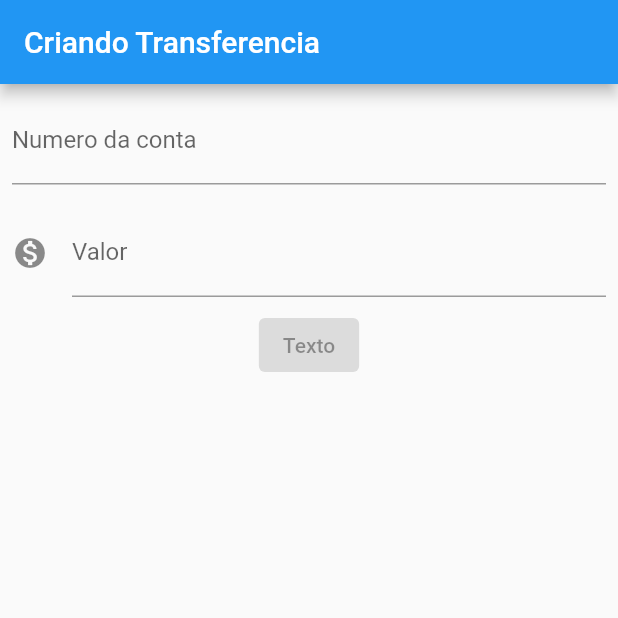
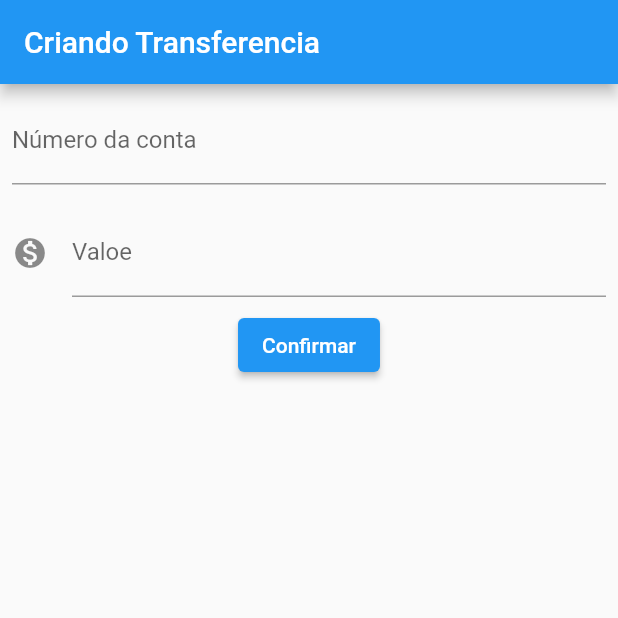
Before and after one commit to flavio185/bytebank, a Flutter app: the screen it shows after launch, on a phone screen of 412 x 824 dp, the top half of it. Run offline on Flutter 3.47's test engine with Material 2 defaults, Android fonts, the phone set to English and light mode, and no system bars.

Commit message:
Aula 4 exercicio 1.

```diff
--- a/lib/main.dart
+++ b/lib/main.dart
@@ -1,3 +1,5 @@
+import 'dart:io';
+
 import 'package:flutter/material.dart';
 
 void main() => runApp(ByteBankApp());
@@ -10,9 +12,11 @@ class ByteBankApp extends StatelessWidget {
 }
 
 class FormularioTransferencia extends StatelessWidget {
+  final TextEditingController _controladorCampoNumeroConta =
+      TextEditingController();
+  final TextEditingController _controladorCampoValor = TextEditingController();
   @override
   Widget build(BuildContext context) {
-    var _dummyFunc;
     return MaterialApp(
       home: Scaffold(
         appBar: AppBar(
@@ -20,32 +24,55 @@ class FormularioTransferencia extends StatelessWidget {
         ),
         body: Column(
           children: [
-            Padding(
-              padding: const EdgeInsets.all(8.0),
-              child: TextField(
-                style: TextStyle(fontSize: 16.0),
-                decoration: InputDecoration(
-                    labelText: "Numero da conta", hintText: "000"),
-                keyboardType: TextInputType.number,
-              ),
-            ),
-            Padding(
-              padding: const EdgeInsets.all(8.0),
-              child: TextField(
-                style: TextStyle(fontSize: 16.0),
-                decoration: InputDecoration(
-                    icon: Icon(Icons.monetization_on),
-                    labelText: "Valor",
-                    hintText: "0,00"),
-                keyboardType: TextInputType.number,
-              ),
-            ),
+            Editor(
+                controlador: _controladorCampoNumeroConta,
+                dica: '0000',
+                rotulo: 'Número da conta'),
+            Editor(
+                controlador: _controladorCampoValor,
+                dica: '0.00',
+                rotulo: "Valoe",
+                icone: Icons.monetization_on),
             ElevatedButton(
-              child: Text("Texto"),
-              onPressed: _dummyFunc,
+              child: Text("Confirmar"),
+              onPressed: () => _criarTransferencia(),
             )
           ],
         ),
+      ),
+    );
+  }
+
+  void _criarTransferencia() {
+    final int numeroConta = int.tryParse(_controladorCampoNumeroConta.text);
+    final double valor = double.tryParse(_controladorCampoValor.text);
+    if (numeroConta != null && valor != null) {
+      final transferenciaCriada = Transferencia(valor, numeroConta);
+      debugPrint('$transferenciaCriada');
+    }
+  }
+}
+
+class Editor extends StatelessWidget {
+  final TextEditingController controlador;
+  final String rotulo;
+  final String dica;
+  final IconData icone;
+
+  Editor({this.controlador, this.rotulo, this.dica, this.icone});
+
+  @override
+  Widget build(BuildContext context) {
+    return Padding(
+      padding: const EdgeInsets.all(8.0),
+      child: TextField(
+        controller: controlador,
+        style: TextStyle(fontSize: 16.0),
+        decoration: InputDecoration(
+            icon: icone != null ? Icon(icone) : null,
+            labelText: rotulo,
+            hintText: dica),
+        keyboardType: TextInputType.number,
       ),
     );
   }
@@ -93,4 +120,10 @@ class Transferencia {
   final int numeroConta;
 
   Transferencia(this.valor, this.numeroConta);
+
+  @override
+  String toString() {
+    // TODO: implement toString
+    return 'Transferencia{valor: $valor, numeroConta: $numeroConta;}';
+  }
 }
```
